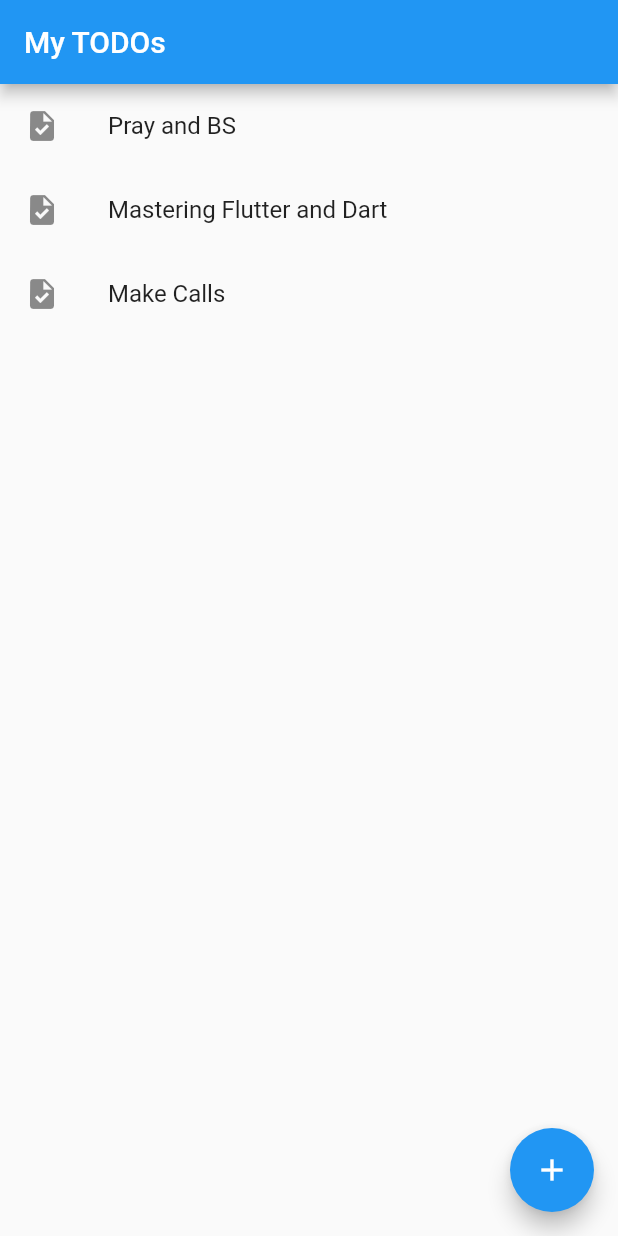
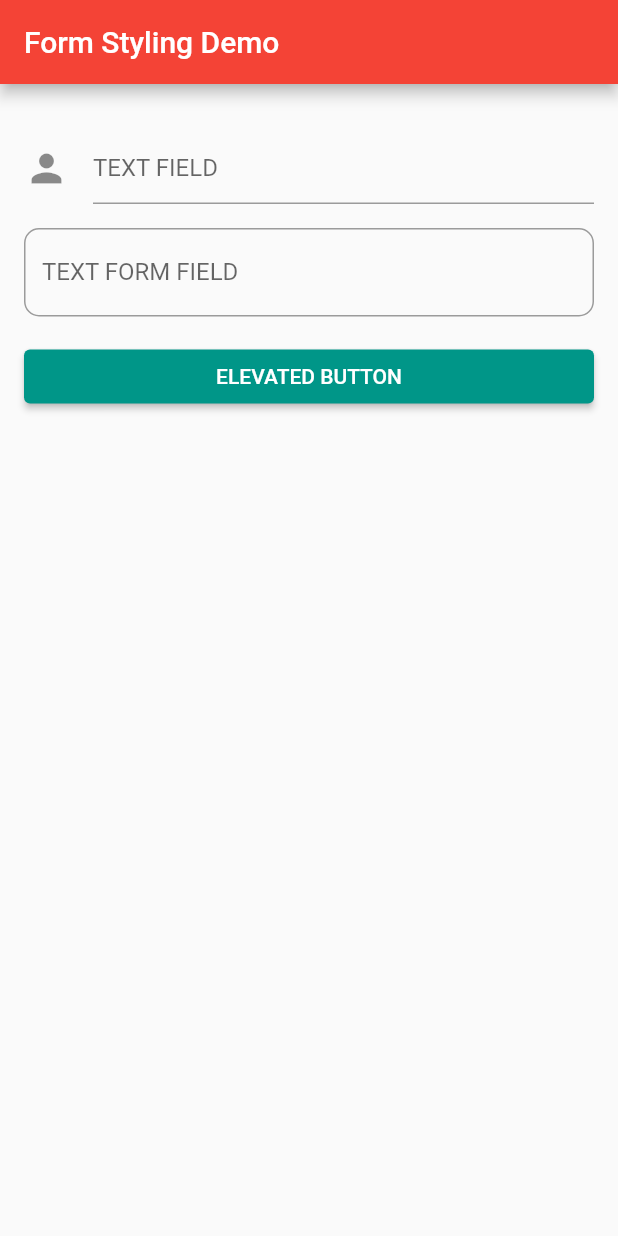
Before and after one commit to BeckiA/Mastering-Dart-and-Flutter-3, a Flutter app: the screen it shows after launch, on a phone screen of 412 x 824 dp. Run offline on Flutter 3.47's test engine with Material 2 defaults, Android fonts, the phone set to English and light mode, and no system bars.

Commit message:
Day-12 Exersice on Form Stylings

```diff
--- a/my_app/lib/main.dart
+++ b/my_app/lib/main.dart
@@ -1,119 +1,69 @@
 import 'package:flutter/material.dart';
 
-class Todo {
-  final String title;
-  final String description;
+void main() => runApp(MyApp());
 
-  Todo({required this.title, required this.description});
+class MyApp extends StatelessWidget {
+  MyApp({super.key});
+
+  String appTItle = 'Form Styling Demo';
+
+  @override
+  Widget build(BuildContext context) {
+    return MaterialApp(
+        title: appTItle,
+        theme: ThemeData(primarySwatch: Colors.red),
+        home: Scaffold(
+          appBar: AppBar(
+            title: Text(appTItle),
+          ),
+          body: HomeScreen(),
+        ));
+  }
 }
 
-List<Todo> _todos = [
-  Todo(title: "Pray and BS", description: "Study Exodus Chapter 6 and 7"),
-  Todo(
-      title: 'Mastering Flutter and Dart',
-      description: 'Try to finish the Navigation module'),
-  Todo(title: 'Make Calls', description: 'Try to catch Bereket and Mr.Gizate'),
-];
-
-void main() => runApp(MaterialApp(
-      title: 'The Todo App',
-      home: TodoScreen(todos: _todos),
-    ));
-
-class TodoScreen extends StatefulWidget {
-  const TodoScreen({Key? key, required this.todos}) : super(key: key);
-  final List<Todo> todos;
-
-  _TodoScreenState createState() => _TodoScreenState();
-}
-
-class _TodoScreenState extends State<TodoScreen> {
+class HomeScreen extends StatelessWidget {
   @override
   Widget build(BuildContext context) {
-    return Scaffold(
-      appBar: AppBar(
-        title: const Text('My TODOs'),
-      ),
-      body: ListView.builder(
-          itemCount: _todos.length,
-          itemBuilder: (context, index) {
-            return ListTile(
-              leading: const Icon(Icons.task),
-              title: Text(_todos[index].title),
-              onTap: () => Navigator.push(
-                  context,
-                  MaterialPageRoute(
-                      builder: (context) => DetailScreen(
-                            todo: _todos[index],
-                          ))),
-            );
-          }),
-      floatingActionButton: FloatingActionButton(
-        onPressed: () async {
-          final Todo? newTodo = await showDialog(
-            context: context,
-            builder: (context) {
-              String? title;
-              String? description;
-
-              return AlertDialog(
-                title: const Text('Add New Task'),
-                content: Column(
-                  children: [
-                    TextField(
-                      onChanged: (value) => title = value,
-                      decoration: const InputDecoration(hintText: 'Task Title'),
-                    ),
-                    TextField(
-                      onChanged: (value) => description = value,
-                      decoration:
-                          const InputDecoration(hintText: 'Task Description'),
-                    )
-                  ],
-                ),
-                actions: [
-                  TextButton(
-                      onPressed: () => Navigator.pop(context),
-                      child: const Text('Cancel')),
-                  TextButton(
-                      onPressed: () {
-                        if (title != null && description != null) {
-                          return Navigator.pop(context,
-                              Todo(title: title!, description: description!));
-                        }
-                      },
-                      child: const Text('Save'))
-                ],
-              );
-            },
-          );
-
-          if (newTodo != null) {
-            setState(() {
-              _todos.add(newTodo);
-            });
-          }
-        },
-        child: const Icon(Icons.add),
+    return SingleChildScrollView(
+      child: Padding(
+        padding: const EdgeInsets.all(16.0),
+        child: Column(
+          crossAxisAlignment: CrossAxisAlignment.stretch,
+          children: [
+            const SizedBox(
+              height: 16,
+            ),
+            const TextField(
+              decoration: InputDecoration(
+                  hintText: 'TEXT FIELD',
+                  icon: Icon(
+                    Icons.person,
+                    size: 30,
+                  )),
+            ),
+            const SizedBox(
+              height: 16,
+            ),
+            TextFormField(
+              decoration: InputDecoration(
+                labelText: 'TEXT FORM FIELD',
+                border:
+                    OutlineInputBorder(borderRadius: BorderRadius.circular(10)),
+              ),
+            ),
+            const SizedBox(
+              height: 16,
+            ),
+            ElevatedButton(
+              onPressed: () {},
+              style: ElevatedButton.styleFrom(
+                  backgroundColor: Colors.teal,
+                  padding: const EdgeInsets.all(8)),
+              child: const Text('ELEVATED BUTTON'),
+            )
+          ],
+        ),
       ),
     );
   }
 }
-
-class DetailScreen extends StatelessWidget {
-  final Todo todo;
-  DetailScreen({Key? key, required this.todo}) : super(key: key);
-
-  @override
-  Widget build(BuildContext context) {
-    return Scaffold(
-      appBar: AppBar(
-        title: Text(todo.title),
-      ),
-      body: Container(
-        padding: const EdgeInsets.all(10),
-        child: Center(child: Text(todo.description)),
-      ),
-    );
-  }
-}
```
